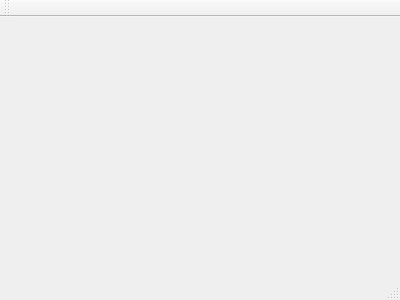
Above: mapeditor.ui from stoyan-shopov/TileMapEdit before the change. Below: the same form after it.
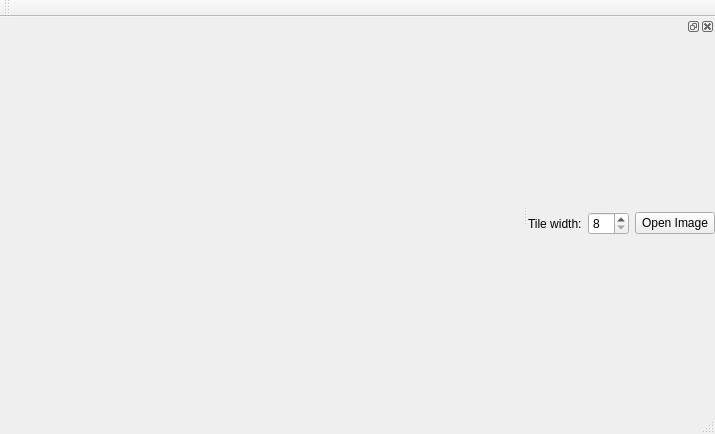
That is the form after the change.

Commit message: add tile image loading

What changed in the file:
```diff
--- a/mapeditor.ui
+++ b/mapeditor.ui
@@ -1,24 +1,88 @@
 <ui version="4.0">
  <class>MapEditor</class>
- <widget class="QMainWindow" name="MapEditor" >
-  <property name="geometry" >
+ <widget class="QMainWindow" name="MapEditor">
+  <property name="geometry">
    <rect>
     <x>0</x>
     <y>0</y>
-    <width>400</width>
-    <height>300</height>
+    <width>715</width>
+    <height>434</height>
    </rect>
   </property>
   <property name="windowTitle" >
    <string>MapEditor</string>
   </property>
-  <widget class="QMenuBar" name="menuBar" />
-  <widget class="QToolBar" name="mainToolBar" />
-  <widget class="QWidget" name="centralWidget" />
-  <widget class="QStatusBar" name="statusBar" />
+  <widget class="QWidget" name="centralWidget"/>
+  <widget class="QMenuBar" name="menuBar">
+   <property name="geometry">
+    <rect>
+     <x>0</x>
+     <y>0</y>
+     <width>715</width>
+     <height>20</height>
+    </rect>
+   </property>
+  </widget>
+  <widget class="QToolBar" name="mainToolBar">
+   <attribute name="toolBarArea">
+    <enum>TopToolBarArea</enum>
+   </attribute>
+   <attribute name="toolBarBreak">
+    <bool>false</bool>
+   </attribute>
+  </widget>
+  <widget class="QStatusBar" name="statusBar"/>
+  <widget class="QDockWidget" name="dockWidgetTileSheet">
+   <attribute name="dockWidgetArea">
+    <number>2</number>
+   </attribute>
+   <widget class="QWidget" name="dockWidgetTileSheetContents">
+    <layout class="QVBoxLayout" name="verticalLayout" stretch="0">
+     <property name="spacing">
+      <number>0</number>
+     </property>
+     <property name="leftMargin">
+      <number>0</number>
+     </property>
+     <property name="topMargin">
+      <number>0</number>
+     </property>
+     <property name="rightMargin">
+      <number>0</number>
+     </property>
+     <property name="bottomMargin">
+      <number>0</number>
+     </property>
+     <item>
+      <layout class="QHBoxLayout" name="horizontalLayout">
+       <item>
+        <widget class="QLabel" name="label">
+         <property name="text">
+          <string>Tile width:</string>
+         </property>
+        </widget>
+       </item>
+       <item>
+        <widget class="QSpinBox" name="spinBox">
+         <property name="minimum">
+          <number>8</number>
+         </property>
+        </widget>
+       </item>
+       <item>
+        <widget class="QPushButton" name="pushButtonOpenImage">
+         <property name="text">
+          <string>Open Image</string>
+         </property>
+        </widget>
+       </item>
+      </layout>
+     </item>
+    </layout>
+   </widget>
+  </widget>
  </widget>
- <layoutDefault spacing="6" margin="11" />
- <pixmapfunction></pixmapfunction>
+ <layoutdefault spacing="6" margin="11"/>
  <resources/>
  <connections/>
 </ui>
```
Left out of the diff: 3 changed lines with no effect on the pictures. The commit also changes 2 other files.
